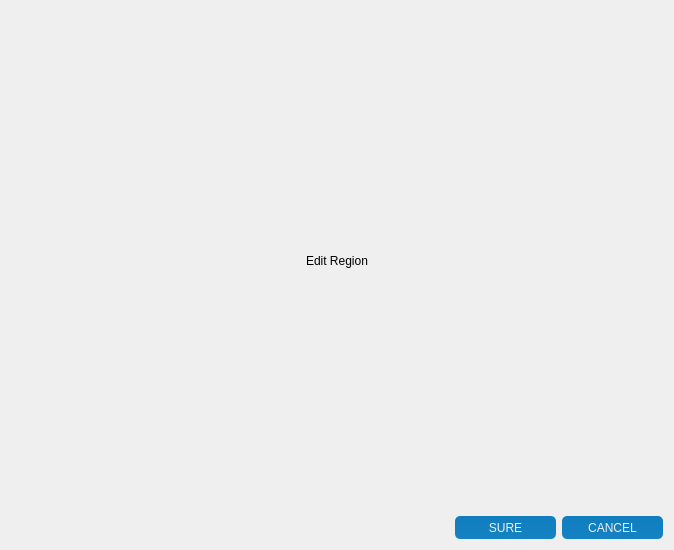
First picture: the form in editwidget.ui, repository jjzhang166/DvrUI, before the edit.
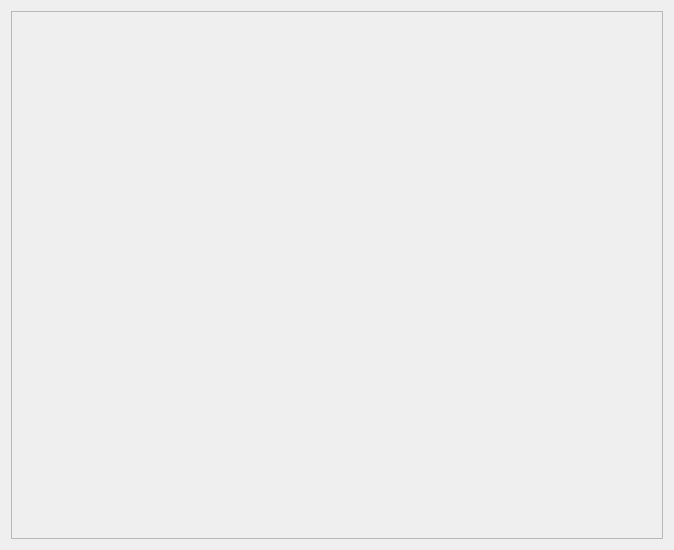
Second picture: the form after the edit.

```diff
--- a/editwidget.ui
+++ b/editwidget.ui
@@ -13,126 +13,24 @@
   <property name="windowTitle">
    <string>Dialog</string>
   </property>
-  <layout class="QGridLayout" name="gridLayout_2" rowstretch="8,1">
+  <layout class="QGridLayout" name="gridLayout_2" rowstretch="0">
    <item row="0" column="0">
-    <widget class="QLabel" name="label">
-     <property name="text">
-      <string>Edit Region</string>
+    <widget class="QScrollArea" name="scrollArea">
+     <property name="widgetResizable">
+      <bool>true</bool>
      </property>
-     <property name="alignment">
-      <set>Qt::AlignCenter</set>
-     </property>
+     <widget class="QWidget" name="scrollAreaWidgetContents">
+      <property name="geometry">
+       <rect>
+        <x>0</x>
+        <y>0</y>
+        <width>654</width>
+        <height>530</height>
+       </rect>
+      </property>
+     </widget>
     </widget>
    </item>
-   <item row="1" column="0">
-    <layout class="QGridLayout" name="gridLayout">
-     <item row="0" column="0">
-      <spacer name="horizontalSpacer">
-       <property name="orientation">
-        <enum>Qt::Horizontal</enum>
-       </property>
-       <property name="sizeHint" stdset="0">
-        <size>
-         <width>158</width>
-         <height>20</height>
-        </size>
-       </property>
-      </spacer>
-     </item>
-     <item row="0" column="1">
-      <widget class="QPushButton" name="pushButton">
-       <property name="minimumSize">
-        <size>
-         <width>101</width>
-         <height>23</height>
-        </size>
-       </property>
-       <property name="maximumSize">
-        <size>
-         <width>101</width>
-         <height>23</height>
-        </size>
-       </property>
-       <property name="styleSheet">
-        <string notr="true">QPushButton{
-	border-style: none;
-	border: 0px;
-	color: #F0F0F0;
-	padding: 5px;	
-	border-radius:5px;
-	background: qlineargradient(spread:pad, x1:0, y1:0, x2:0, y2:1, stop:0 #0F7DBE, stop:1 #1582C3); 
-}
-
-.QPushButton[focusPolicy=&quot;0&quot;] {
-	border-style: none;
-	border: 0px;
-	color: #F0F0F0;
-	padding: 0px;	
-	border-radius:3px;
-	background: qlineargradient(spread:pad, x1:0, y1:0, x2:0, y2:1, stop:0 #0F7DBE, stop:1 #1582C3); 
-}
-
-.QPushButton:hover{ 
-	background: qlineargradient(spread:pad, x1:0, y1:0, x2:0, y2:1, stop:0 #50A3F0, stop:1 #489CEA);
-}
-
-.QPushButton:pressed{ 
-	background: qlineargradient(spread:pad, x1:0, y1:0, x2:0, y2:1, stop:0 #0F7DBE, stop:1 #1582C3);
-}</string>
-       </property>
-       <property name="text">
-        <string>SURE</string>
-       </property>
-      </widget>
-     </item>
-     <item row="0" column="2">
-      <widget class="QPushButton" name="pushButton_2">
-       <property name="minimumSize">
-        <size>
-         <width>101</width>
-         <height>23</height>
-        </size>
-       </property>
-       <property name="maximumSize">
-        <size>
-         <width>101</width>
-         <height>23</height>
-        </size>
-       </property>
-       <property name="styleSheet">
-        <string notr="true">QPushButton{
-	border-style: none;
-	border: 0px;
-	color: #F0F0F0;
-	padding: 5px;	
-	border-radius:5px;
-	background: qlineargradient(spread:pad, x1:0, y1:0, x2:0, y2:1, stop:0 #0F7DBE, stop:1 #1582C3); 
-}
-
-.QPushButton[focusPolicy=&quot;0&quot;] {
-	border-style: none;
-	border: 0px;
-	color: #F0F0F0;
-	padding: 0px;	
-	border-radius:3px;
-	background: qlineargradient(spread:pad, x1:0, y1:0, x2:0, y2:1, stop:0 #0F7DBE, stop:1 #1582C3); 
-}
-
-.QPushButton:hover{ 
-	background: qlineargradient(spread:pad, x1:0, y1:0, x2:0, y2:1, stop:0 #50A3F0, stop:1 #489CEA);
-}
-
-.QPushButton:pressed{ 
-	background: qlineargradient(spread:pad, x1:0, y1:0, x2:0, y2:1, stop:0 #0F7DBE, stop:1 #1582C3);
-}</string>
-       </property>
-       <property name="text">
-        <string>CANCEL</string>
-       </property>
-      </widget>
-     </item>
-    </layout>
-   </item>
   </layout>
  </widget>
  <resources/>
```
